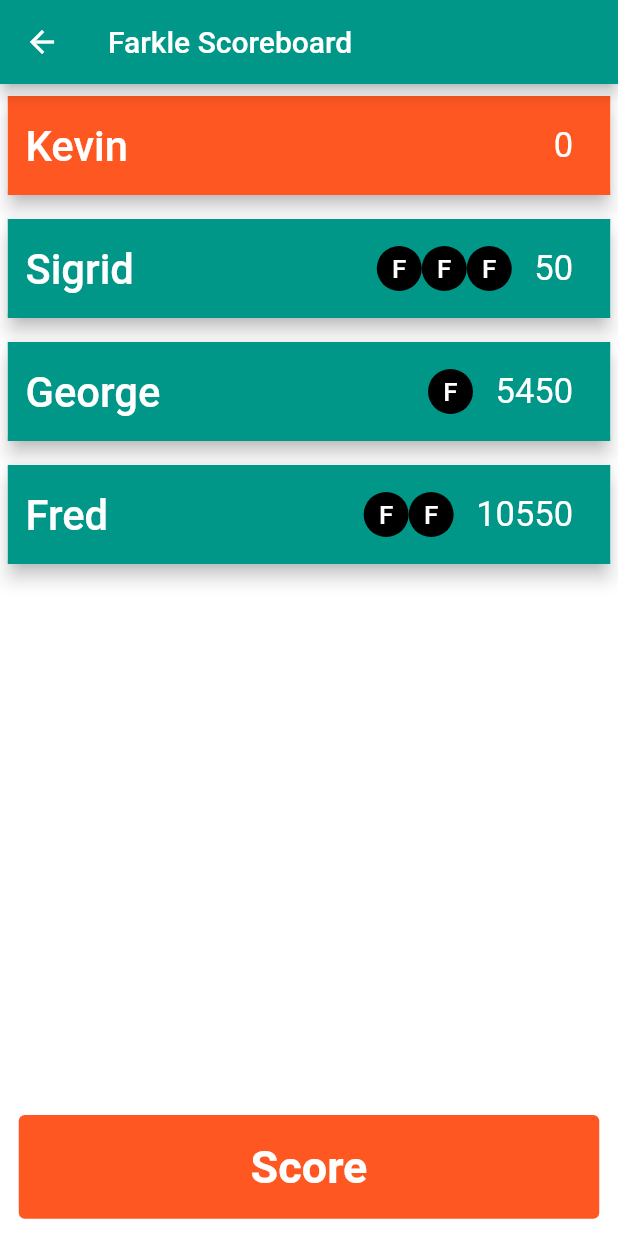
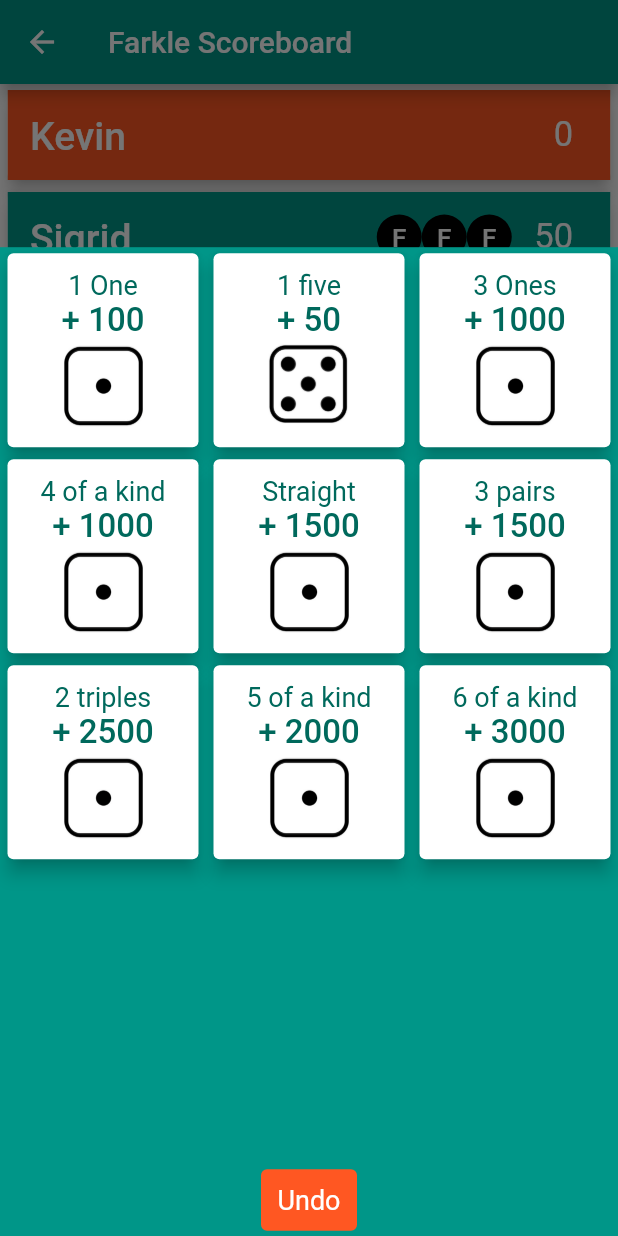
Before and after one commit to Kgresmer/farkle_scoreboard, a Flutter app: the ScoreboardScreen screen opened by its route, after a tap on "Score", on a phone screen of 412 x 824 dp. Run offline on Flutter 3.47's test engine with Material 2 defaults, Android fonts, the phone set to English and light mode, and no system bars.

Commit message:
Beginning of scoring system.

```diff
--- a/lib/screens/scoreboard_screen.dart
+++ b/lib/screens/scoreboard_screen.dart
@@ -1,7 +1,7 @@
+import '../widgets/score_input.dart';
 import '../models/PlayerScore.dart';
 import '../models/Player.dart';
 import 'package:flutter/material.dart';
-import 'package:flutter/services.dart';
 
 class ScoreboardScreen extends StatefulWidget {
   static const routeName = '/scoreboard';
@@ -58,6 +58,23 @@ class _ScoreboardScreenState extends State<ScoreboardScreen> {
     return Padding(padding: EdgeInsets.only(right: 15), child: Row(children: <Widget>[...farkles]));
   }
 
+  void updateScore(int playerIndex, int score, bool farkle) {
+
+  }
+
+  void openScoreInput(BuildContext context) {
+    showModalBottomSheet(
+        context: context,
+        isScrollControlled: true,
+        builder: (_) {
+          return GestureDetector(
+            onTap: () => updateScore(1, 1500, false),
+            child: ScoreInput(),
+            behavior: HitTestBehavior.opaque,
+          );
+        });
+  }
+
   @override
   Widget build(BuildContext context) {
     return Scaffold(
@@ -78,18 +95,18 @@ class _ScoreboardScreenState extends State<ScoreboardScreen> {
                   return Card(
                     elevation: 5,
                     margin: const EdgeInsets.symmetric(
-                      vertical: 8,
+                      vertical: 4,
                       horizontal: 5,
                     ),
                     child: ListTile(
                       selectedTileColor: Colors.deepOrange,
                       tileColor: Colors.teal,
                       selected: _players[index].active,
-                      contentPadding: EdgeInsets.symmetric(vertical: 5),
+                      contentPadding: EdgeInsets.symmetric(vertical: 2),
                       leading: Container(
-                        height: double.infinity,
+                        height: 30,
                         child: Padding(
-                            padding: const EdgeInsets.all(12),
+                            padding: const EdgeInsets.only(left: 15),
                             child: FittedBox(
                               child: Text(_players[index].player.name,
                                   style: Theme.of(context).textTheme.bodyText1),
@@ -129,7 +146,7 @@ class _ScoreboardScreenState extends State<ScoreboardScreen> {
                                 backgroundColor: Colors.deepOrange,
                                 textStyle: TextStyle(
                                     fontSize: 30, fontWeight: FontWeight.bold)),
-                            onPressed: () {},
+                            onPressed: () => openScoreInput(context),
                             child: Text('Score'))),
                   ]),
             ),
--- /dev/null
+++ b/lib/widgets/score_input.dart
@@ -0,0 +1,86 @@
+import 'package:flutter/material.dart';
+
+class ScoreInput extends StatefulWidget {
+  @override
+  _ScoreInputState createState() => _ScoreInputState();
+}
+
+class _ScoreInputState extends State<ScoreInput> {
+  final _nameController = TextEditingController();
+  List<ScoreOption> scoreOptions = [
+    ScoreOption(value: 100, description: '1 One', imageUrl: 'assets/images/dice-one.png'),
+    ScoreOption(value: 50, description: '1 five', imageUrl: 'assets/images/dice-five.png'),
+    ScoreOption(value: 1000, description: '3 Ones', imageUrl: 'assets/images/dice-one.png'),
+    ScoreOption(value: 1000, description: '4 of a kind', imageUrl: 'assets/images/dice-one.png'),
+    ScoreOption(value: 1500, description: 'Straight', imageUrl: 'assets/images/dice-one.png'),
+    ScoreOption(value: 1500, description: '3 pairs', imageUrl: 'assets/images/dice-one.png'),
+    ScoreOption(value: 2500, description: '2 triples', imageUrl: 'assets/images/dice-one.png'),
+    ScoreOption(value: 2000, description: '5 of a kind', imageUrl: 'assets/images/dice-one.png'),
+    ScoreOption(value: 3000, description: '6 of a kind', imageUrl: 'assets/images/dice-one.png'),
+  ];
+
+  void _submitData() {
+    final nameInput = _nameController.text;
+    if (nameInput.isEmpty) return;
+
+    Navigator.of(context).pop();
+  }
+
+  @override
+  Widget build(BuildContext context) {
+    return Container(
+      height: MediaQuery.of(context).size.height * 0.80,
+      child:
+          Column(mainAxisAlignment: MainAxisAlignment.start, children: <Widget>[
+        Flexible(
+          child: GridView.builder(
+            gridDelegate:
+                SliverGridDelegateWithFixedCrossAxisCount(crossAxisCount: 3),
+            itemCount: scoreOptions.length,
+            itemBuilder: (BuildContext context, int index) {
+              return Card(
+                  elevation: 5,
+                  margin: const EdgeInsets.symmetric(
+                    vertical: 4,
+                    horizontal: 5,
+                  ),
+                  child: Column(
+                    mainAxisAlignment: MainAxisAlignment.center,
+                    crossAxisAlignment: CrossAxisAlignment.center,
+                    children: <Widget>[
+                      Text(
+                        scoreOptions[index].description,
+                        style: Theme.of(context).textTheme.headline5,
+                      ),
+                      Text(
+                        '+ ' + scoreOptions[index].value.toString(),
+                        style: Theme.of(context).textTheme.headline6,
+                      ),
+                      Image.asset(scoreOptions[index].imageUrl,
+                          width: 60, height: 60, fit: BoxFit.contain)
+                    ],
+                  ));
+            },
+          ),
+        ),
+        TextButton(
+            style: TextButton.styleFrom(
+                backgroundColor: Colors.deepOrange,
+                textStyle: TextStyle(fontSize: 18)),
+            onPressed: () => {},
+            child: Text('Undo'))
+      ]),
+    );
+  }
+}
+
+class ScoreOption {
+  final int value;
+  final String description;
+  final String imageUrl;
+
+  ScoreOption(
+      {@required this.value,
+      @required this.description,
+      @required this.imageUrl});
+}
--- a/pubspec.yaml
+++ b/pubspec.yaml
@@ -45,9 +45,9 @@ flutter:
   uses-material-design: true
 
   # To add assets to your application, add an assets section, like this:
-  # assets:
-  #   - images/a_dot_burr.jpeg
-  #   - images/a_dot_ham.jpeg
+  assets:
+    - assets/images/dice-five.png
+    - assets/images/dice-one.png
 
   # An image asset can refer to one or more resolution-specific "variants", see
   # https://flutter.dev/assets-and-images/#resolution-aware.
```
Also changed, not shown: assets/images/dice-five.png (added), assets/images/dice-one.png (added).
